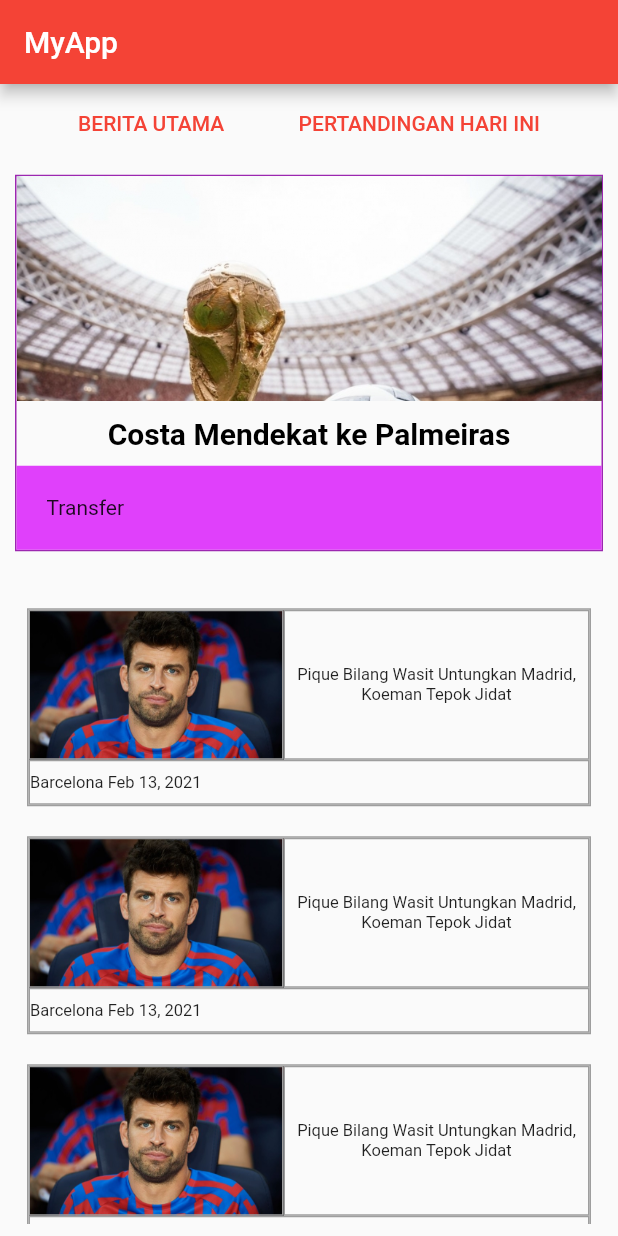
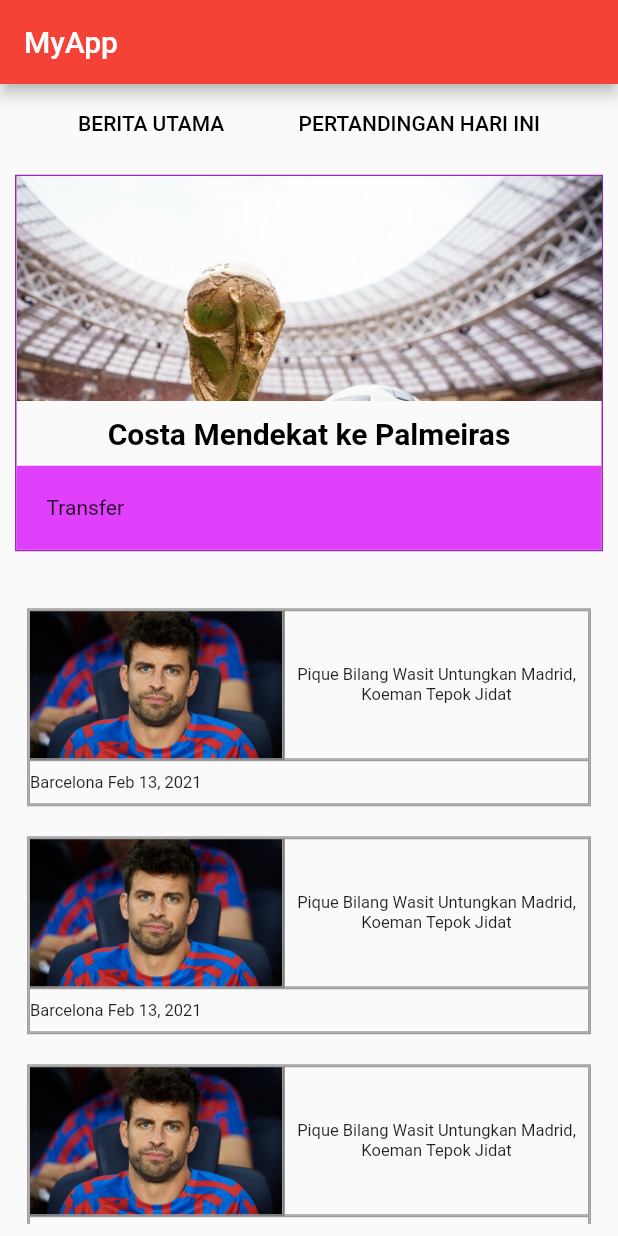
Before and after one commit to wahyu09999/flutter_tugas2, a Flutter app: the screen it shows after launch, on a phone screen of 412 x 824 dp. Run offline on Flutter 3.47's test engine with Material 2 defaults, Android fonts, the phone set to English and light mode, and no system bars.

Commit message:
Update 2.1

```diff
--- a/lib/main.dart
+++ b/lib/main.dart
@@ -48,7 +48,12 @@ class Navbar extends StatelessWidget {
                           color: Colors.transparent
                         )
                       ),
-                        child: const Text('BERITA UTAMA'),
+                        child: const Text('BERITA UTAMA',
+                        style: TextStyle(
+                          color: Colors.black
+                        ),
+                      ),
+
                         onPressed: () {
                         Navigator.push(
                           context,
@@ -64,7 +69,10 @@ class Navbar extends StatelessWidget {
                           color: Colors.transparent
                         )
                       ),
-                          child: const Text('PERTANDINGAN HARI INI'),
+                          child: const Text('PERTANDINGAN HARI INI',
+                          style: TextStyle(
+                          color: Colors.black
+                        ),),
                           onPressed: () {
                               Navigator.push(
                           context,
```
